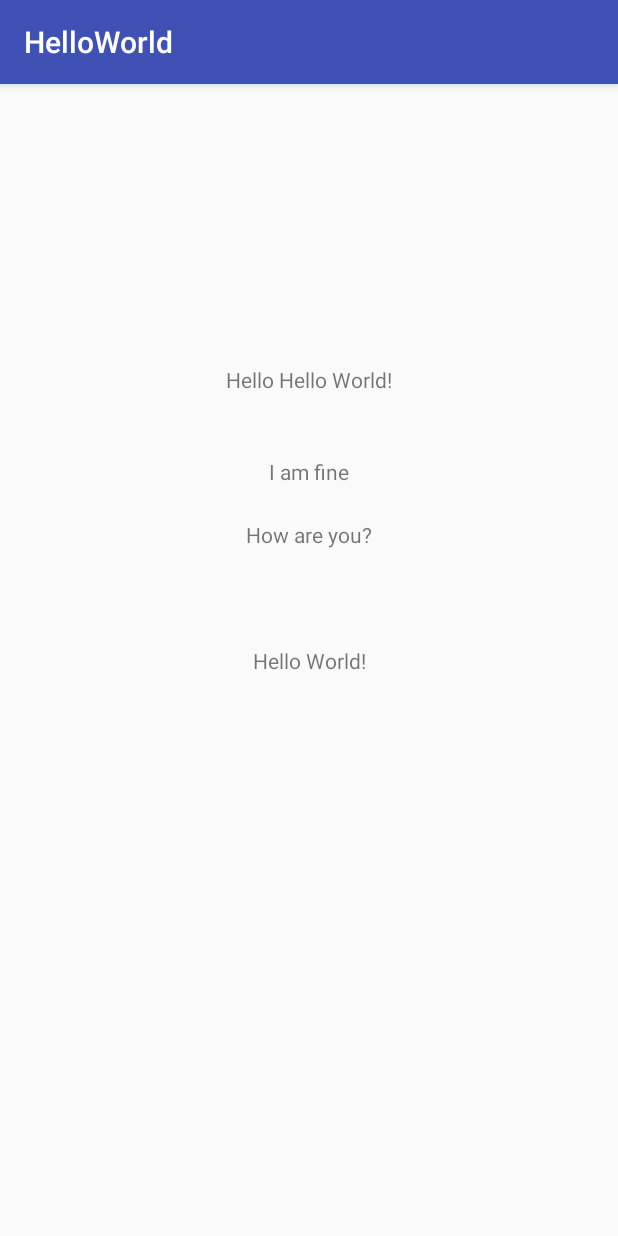
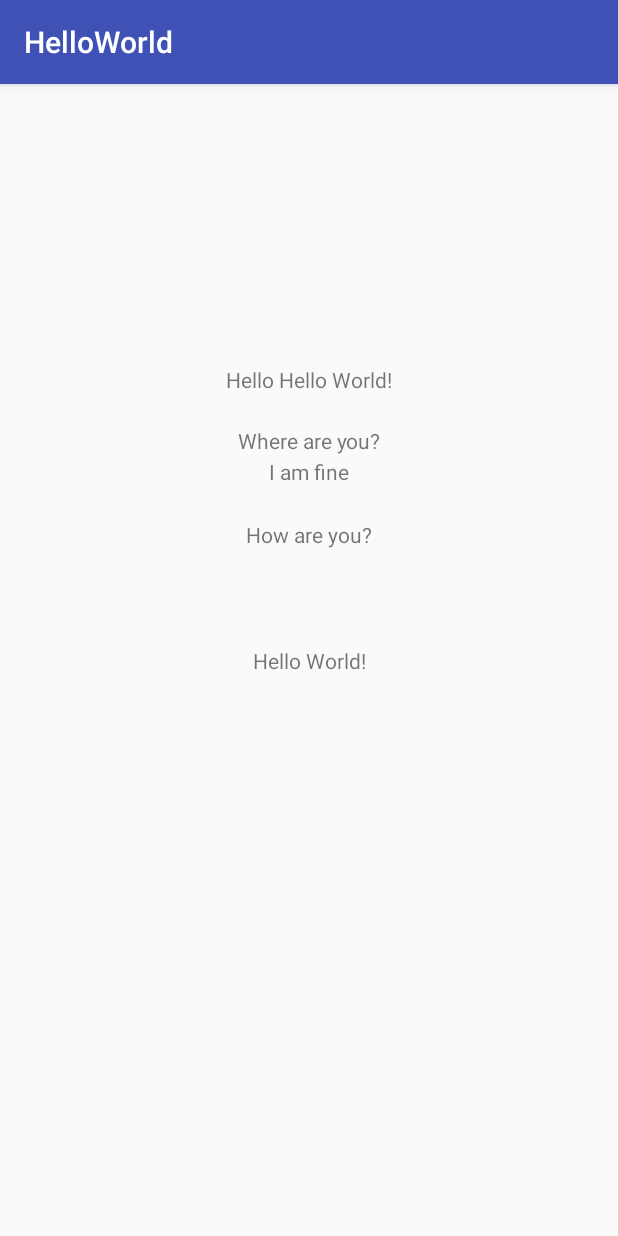
Before and after one commit to PallaviGanorkar/hello-world, an Android app: the screen it shows after launch (MainActivity), on a phone screen of 412 x 824 dp. Run offline under Robolectric (Android 15) with nearby library versions, the phone set to English and light mode, and no system bars.

Commit message:
wru commit

```diff
--- a/app/src/main/res/layout/activity_main.xml
+++ b/app/src/main/res/layout/activity_main.xml
@@ -44,6 +44,15 @@
         app:layout_constraintLeft_toLeftOf="parent"
         app:layout_constraintRight_toRightOf="parent"
         app:layout_constraintTop_toBottomOf="@id/txt_hello_hello_world" />
+    <TextView
+        android:id="@+id/txt_wru"
+        android:layout_width="wrap_content"
+        android:layout_height="wrap_content"
+        android:text="Where are you?"
+        app:layout_constraintBottom_toBottomOf="@id/txt_fine"
+        app:layout_constraintLeft_toLeftOf="parent"
+        app:layout_constraintRight_toRightOf="parent"
+        app:layout_constraintTop_toBottomOf="@id/txt_hello_hello_world" />
 
 
 
```
